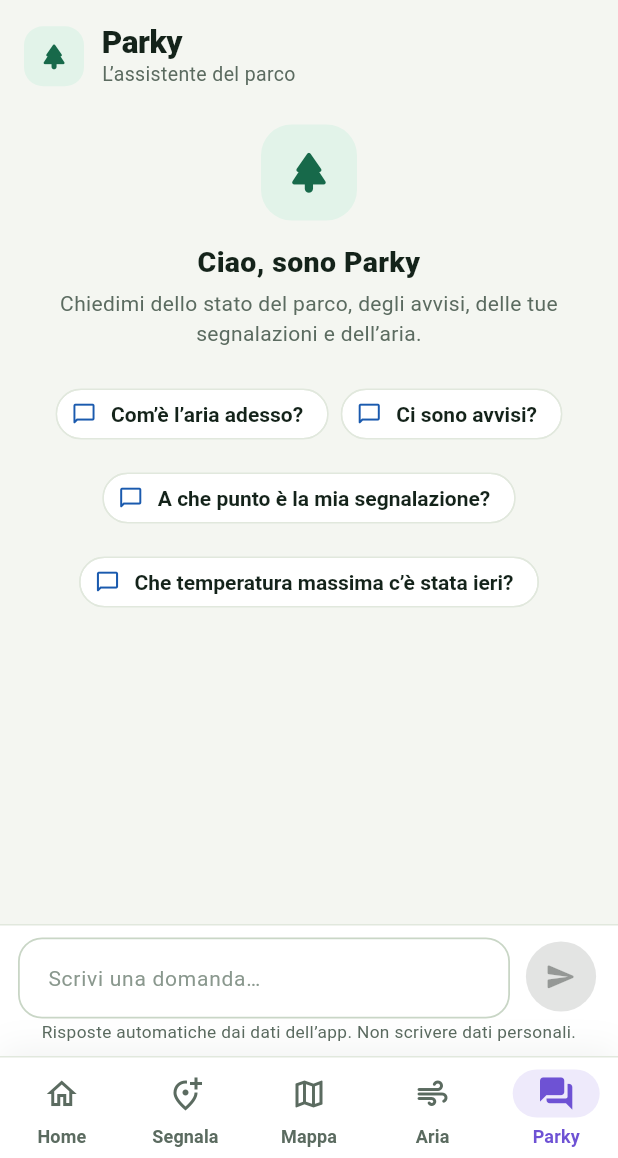
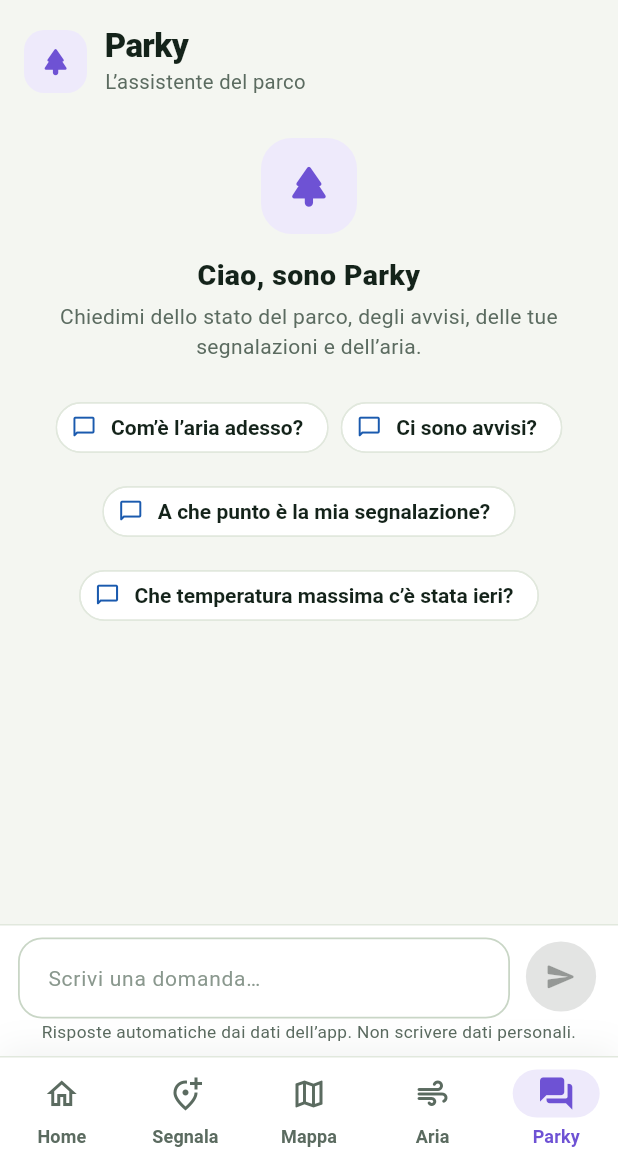
Before and after one commit to Tiapelle05/CityzenApp, a Flutter app: the NavigazionePrincipale screen opened directly with empty values, item 5 of the bottom bar chosen, on a phone screen of 412 x 824 dp, the part 78-1236 px from its top. Run offline on Flutter 3.47's test engine with Material 3 defaults, Android fonts, the phone set to English and light mode, and no system bars; our stand-ins replace fl_chart, flutter_map, geolocator, image_picker, latlong2, shared_preferences; accounts and stored records are empty.

Commit message:
Schede più armoniche: stessa intestazione, stesso margine, colore della scheda
Aria, Parky e gli Avvisi usano l'intestazione comune con il colore della
loro voce nella barra; tutte le pagine partono dallo stesso margine.

Co-Authored-By: Claude Opus 5.5 <noreply@anthropic.com>

```diff
--- a/lib/ambiente/schermata_ambiente.dart
+++ b/lib/ambiente/schermata_ambiente.dart
@@ -80,12 +80,12 @@ class _SchermataAmbienteState extends State<SchermataAmbiente> {
             child: ConstrainedBox(
               constraints: const BoxConstraints(maxWidth: 760),
               child: Padding(
-                padding: const EdgeInsets.fromLTRB(16, 4, 8, 0),
+                padding: const EdgeInsets.symmetric(horizontal: margineLaterale),
                 child: TitoloPagina(
                   titolo: s.t('Qualità dell’aria', 'Air quality'),
                   descrizione: s.t('Sensori del parco in tempo reale', 'Live park sensors'),
                   icona: Icons.air_rounded,
-                  accento: Accento.verde,
+                  accento: Accento.acqua,
                   azione: _menuScenario(s),
                 ),
               ),
--- a/lib/assistente/schermata_assistente.dart
+++ b/lib/assistente/schermata_assistente.dart
@@ -226,43 +226,16 @@ class _SchermataAssistenteState extends State<SchermataAssistente> {
   Widget _intestazione() {
     final s = widget.s;
     return Padding(
-      padding: const EdgeInsets.fromLTRB(16, 4, 8, 8),
-      child: Row(
-        children: [
-          const ExcludeSemantics(
-            child: IconaTonda(Icons.park_rounded, colore: foresta, sfondo: menta, dimensione: 40),
-          ),
-          const SizedBox(width: 12),
-          Expanded(
-            child: Semantics(
-              header: true,
-              child: Column(
-                crossAxisAlignment: CrossAxisAlignment.start,
-                mainAxisSize: MainAxisSize.min,
-                children: [
-                  const Text(
-                    nomeAssistente,
-                    style: TextStyle(
-                      fontSize: 21,
-                      height: 1.15,
-                      fontWeight: FontWeight.w800,
-                      color: testo,
-                      letterSpacing: -.3,
-                    ),
-                  ),
-                  Text(
-                    s.t('L’assistente del parco', 'Your park assistant'),
-                    style: const TextStyle(fontSize: 13, color: testoSecondario),
-                  ),
-                ],
-              ),
-            ),
-          ),
-          AnimatedSwitcher(
-            duration: durata(context, 200),
-            child: _messaggi.isEmpty ? const SizedBox(key: ValueKey('vuoto')) : _pulsanteNuova(s),
-          ),
-        ],
+      padding: const EdgeInsets.symmetric(horizontal: margineLaterale),
+      child: TitoloPagina(
+        titolo: nomeAssistente,
+        descrizione: s.t('L’assistente del parco', 'Your park assistant'),
+        icona: Icons.park_rounded,
+        accento: Accento.viola,
+        azione: AnimatedSwitcher(
+          duration: durata(context, 200),
+          child: _messaggi.isEmpty ? const SizedBox(key: ValueKey('vuoto')) : _pulsanteNuova(s),
+        ),
       ),
     );
   }
@@ -291,7 +264,7 @@ class _SchermataAssistenteState extends State<SchermataAssistente> {
       padding: const EdgeInsets.fromLTRB(16, 16, 16, 16),
       children: [
         const Center(
-          child: IconaTonda(Icons.park_rounded, colore: foresta, sfondo: menta, dimensione: 64),
+          child: IconaTonda(Icons.park_rounded, colore: lavanda, sfondo: lavandaChiaro, dimensione: 64),
         ),
         const SizedBox(height: 14),
         Text(
@@ -364,7 +337,7 @@ class _SchermataAssistenteState extends State<SchermataAssistente> {
               Container(
                 padding: const EdgeInsets.symmetric(horizontal: 14, vertical: 10),
                 decoration: const BoxDecoration(
-                  color: foresta,
+                  color: lavanda,
                   borderRadius: BorderRadius.only(
                     topLeft: Radius.circular(18),
                     topRight: Radius.circular(18),
@@ -422,7 +395,7 @@ class _SchermataAssistenteState extends State<SchermataAssistente> {
             crossAxisAlignment: CrossAxisAlignment.start,
             children: [
               const ExcludeSemantics(
-                child: IconaTonda(Icons.park_rounded, colore: foresta, sfondo: menta, dimensione: 32),
+                child: IconaTonda(Icons.park_rounded, colore: lavanda, sfondo: lavandaChiaro, dimensione: 32),
               ),
               const SizedBox(width: 8),
               Flexible(
@@ -453,7 +426,7 @@ class _SchermataAssistenteState extends State<SchermataAssistente> {
                             if (_etichettaFonte(f, s) case final etichetta?)
                               ActionChip(
                                 visualDensity: VisualDensity.compact,
-                                avatar: Icon(_iconaFonte(f.type), size: 16, color: foresta),
+                                avatar: Icon(_iconaFonte(f.type), size: 16, color: lavanda),
                                 label: Text(etichetta, style: const TextStyle(fontSize: 12.5)),
                                 tooltip: s.t('Apri: $etichetta', 'Open: $etichetta'),
                                 onPressed: widget.onFonte == null ? null : () => widget.onFonte!(context, f),
@@ -481,7 +454,7 @@ class _SchermataAssistenteState extends State<SchermataAssistente> {
         padding: const EdgeInsets.only(bottom: 12),
         child: Row(
           children: [
-            const IconaTonda(Icons.park_rounded, colore: foresta, sfondo: menta, dimensione: 32),
+            const IconaTonda(Icons.park_rounded, colore: lavanda, sfondo: lavandaChiaro, dimensione: 32),
             const SizedBox(width: 8),
             Container(
               padding: const EdgeInsets.symmetric(horizontal: 14, vertical: 10),
@@ -560,7 +533,7 @@ class _SchermataAssistenteState extends State<SchermataAssistente> {
                       curve: Curves.easeOutBack,
                       child: IconButton.filled(
                         tooltip: s.t('Invia', 'Send'),
-                        style: IconButton.styleFrom(minimumSize: const Size(52, 52), backgroundColor: foresta),
+                        style: IconButton.styleFrom(minimumSize: const Size(52, 52), backgroundColor: lavanda),
                         onPressed: attivo ? _invia : null,
                         icon: AnimatedSwitcher(
                           duration: durata(context, 180),
@@ -657,7 +630,7 @@ class _PuntiniScritturaState extends State<_PuntiniScrittura> with SingleTickerP
         width: 7,
         height: 7,
         margin: const EdgeInsets.symmetric(horizontal: 2),
-        decoration: const BoxDecoration(color: foresta, shape: BoxShape.circle),
+        decoration: const BoxDecoration(color: lavanda, shape: BoxShape.circle),
       ),
     );
   }
--- a/lib/main.dart
+++ b/lib/main.dart
@@ -557,7 +557,7 @@ class _NavigazionePrincipaleState extends State<NavigazionePrincipale>
       ),
       icon: Badge(
         isLabelVisible: _avvisiAttivi > 0,
-        backgroundColor: _avvisiUrgenti ? coralloScuro : lavanda,
+        backgroundColor: _avvisiUrgenti ? coralloScuro : cielo,
         label: Text('$_avvisiAttivi'),
         child: Icon(
           _avvisiAttivi > 0 ? Icons.notifications_rounded : Icons.notifications_none_rounded,
@@ -2686,13 +2686,13 @@ class _SchermataAvvisiState extends State<SchermataAvvisi> {
             TitoloPagina(
               titolo: s.t('Avvisi del parco', 'Park notices'),
               icona: Icons.notifications_rounded,
-              accento: Accento.viola,
+              accento: Accento.blu,
             ),
             Wrap(
               spacing: 8,
               runSpacing: 8,
               children: [
-                _filtroAvvisi('tutti', s.t('Tutti', 'All'), Icons.apps_rounded, Accento.viola),
+                _filtroAvvisi('tutti', s.t('Tutti', 'All'), Icons.apps_rounded, Accento.blu),
                 _filtroAvvisi('importante', s.t('Importanti', 'Important'), Icons.priority_high_rounded, Accento.arancio),
                 _filtroAvvisi('manutenzione', s.t('Manutenzione', 'Maintenance'), Icons.handyman_rounded, Accento.giallo),
                 _filtroAvvisi('novita', s.t('Novità', 'News'), Icons.new_releases_rounded, Accento.blu),
--- a/lib/schermata_segnalazioni.dart
+++ b/lib/schermata_segnalazioni.dart
@@ -677,7 +677,7 @@ class _SchermataSegnalazioniState extends State<SchermataSegnalazioni> with Tick
       height: _altezzaFiltri,
       child: ListView(
         scrollDirection: Axis.horizontal,
-        padding: const EdgeInsets.fromLTRB(12, 8, 12, 4),
+        padding: const EdgeInsets.fromLTRB(margineLaterale, 8, margineLaterale, 4),
         clipBehavior: Clip.none,
         children: [
           Center(child: _interruttoreChi(s)),
--- a/lib/ui.dart
+++ b/lib/ui.dart
@@ -189,6 +189,10 @@ ThemeData temaTryees() {
 // Componenti condivisi
 // ─────────────────────────────────────────────────────────────────────────────
 
+/// Margine laterale di tutte le schede: titoli, schede ed elenchi partono
+/// dalla stessa linea, così passando da una scheda all'altra nulla salta.
+const double margineLaterale = 16;
+
 class ContenitorePagina extends StatelessWidget {
   final Widget child;
   const ContenitorePagina({super.key, required this.child});
@@ -206,12 +210,7 @@ class ContenitorePagina extends StatelessWidget {
             ),
             child: SingleChildScrollView(
               physics: const AlwaysScrollableScrollPhysics(parent: BouncingScrollPhysics()),
-              padding: EdgeInsets.fromLTRB(
-                constraints.maxWidth < 380 ? 16 : 20,
-                4,
-                constraints.maxWidth < 380 ? 16 : 20,
-                32,
-              ),
+              padding: const EdgeInsets.fromLTRB(margineLaterale, 0, margineLaterale, 32),
               child: child,
             ),
           ),
@@ -391,14 +390,20 @@ class TitoloPagina extends StatelessWidget {
     this.azione,
   });
 
+  /// Altezza fissa dell'intestazione: uguale in ogni scheda, con o senza
+  /// descrizione e pulsante, così il contenuto parte sempre alla stessa quota.
+  static const double altezza = 64;
+
   @override
   Widget build(BuildContext context) => Padding(
-        padding: const EdgeInsets.only(top: 4, bottom: 16),
-        child: Row(
+        padding: const EdgeInsets.only(top: 6, bottom: 12),
+        child: ConstrainedBox(
+          constraints: const BoxConstraints(minHeight: altezza - 18),
+          child: Row(
           children: [
             if (icona != null) ...[
               ExcludeSemantics(
-                child: IconaTonda(icona!, colore: accento.forte, sfondo: accento.tinta, dimensione: 38),
+                child: IconaTonda(icona!, colore: accento.forte, sfondo: accento.tinta, dimensione: 42),
               ),
               const SizedBox(width: 12),
             ],
@@ -411,9 +416,11 @@ class TitoloPagina extends StatelessWidget {
                   children: [
                     Text(
                       titolo,
+                      maxLines: 1,
+                      overflow: TextOverflow.ellipsis,
                       style: const TextStyle(
                         color: testo,
-                        fontSize: 23,
+                        fontSize: 22,
                         height: 1.15,
                         fontWeight: FontWeight.w800,
                         letterSpacing: -.4,
@@ -434,6 +441,7 @@ class TitoloPagina extends StatelessWidget {
             ),
             if (azione != null) ...[const SizedBox(width: 8), azione!],
           ],
+          ),
         ),
       );
 }
```
